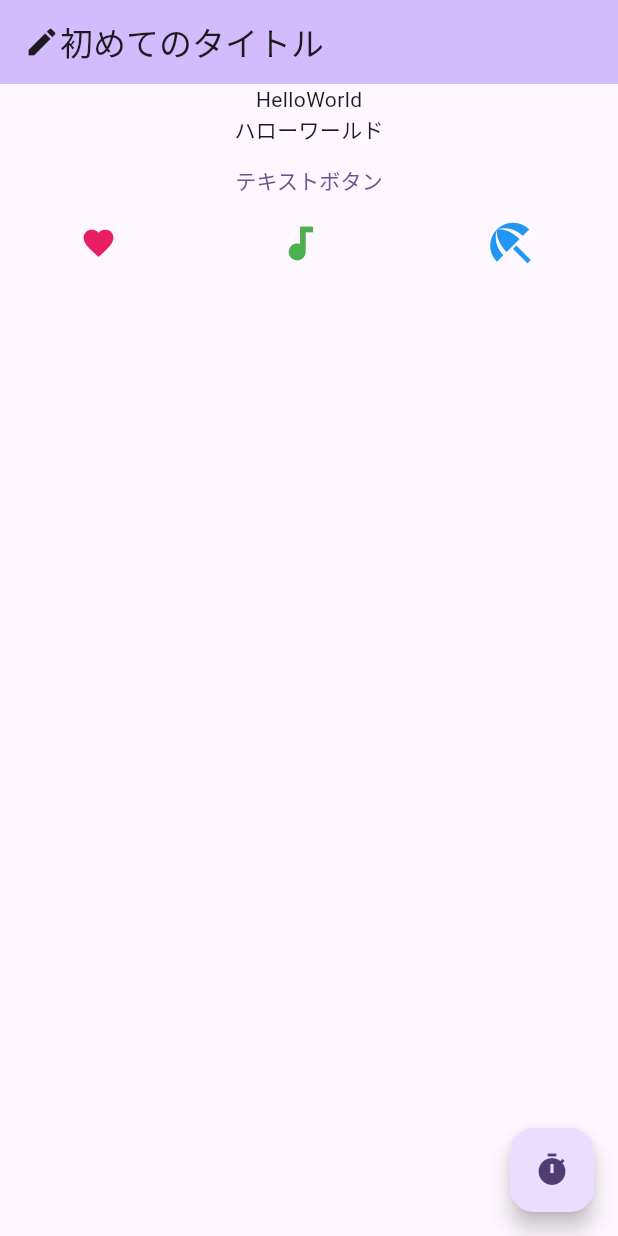
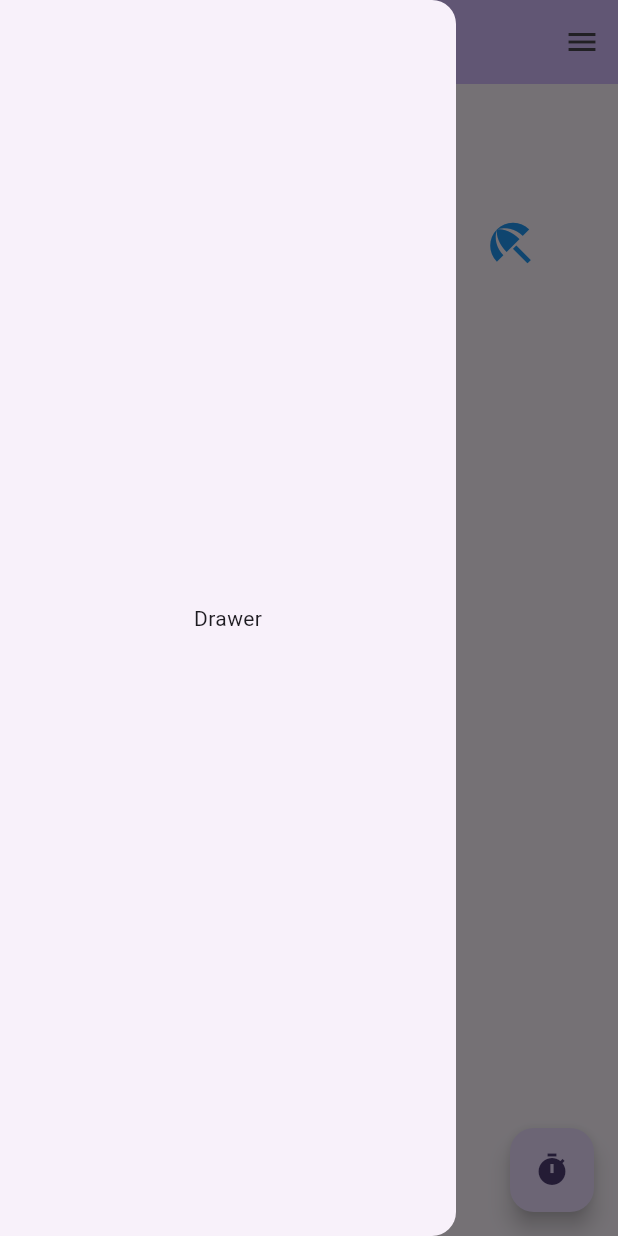
Before and after one commit to koyasaeki/hello_flutter, a Flutter app: the screen it shows after launch, with the side drawer open (before the commit the screen has no drawer), on a phone screen of 412 x 824 dp. Run offline on Flutter 3.47's test engine with Material 3 defaults, Android fonts, the phone set to English and light mode, and no system bars.

Commit message:
update: Drawer と EndDrawer を追加する

```diff
--- a/lib/main.dart
+++ b/lib/main.dart
@@ -81,6 +81,16 @@ class _MyHomePageState extends State<MyHomePage> {
         },
         child: const Icon(Icons.timer),
       ),
+      drawer: const Drawer(
+        child: Center(
+          child: Text("Drawer"),
+        ),
+      ),
+      endDrawer: const Drawer(
+        child: Center(
+          child: Text("EndDrawer"),
+        ),
+      ),
     );
   }
 }
```
